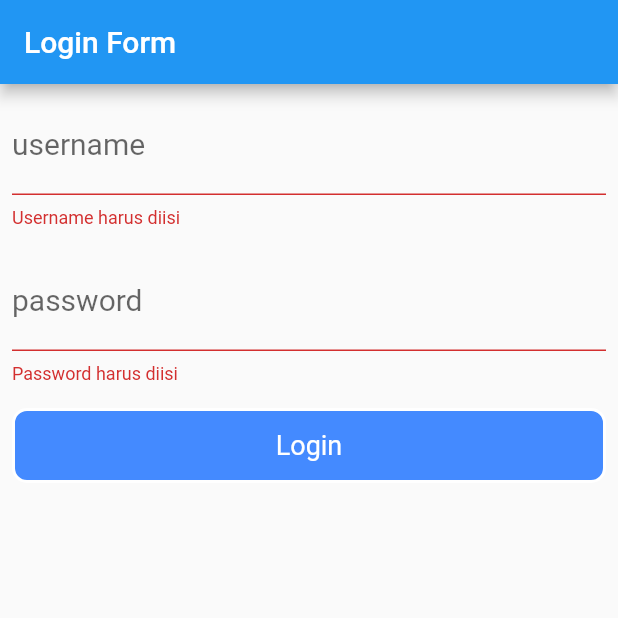
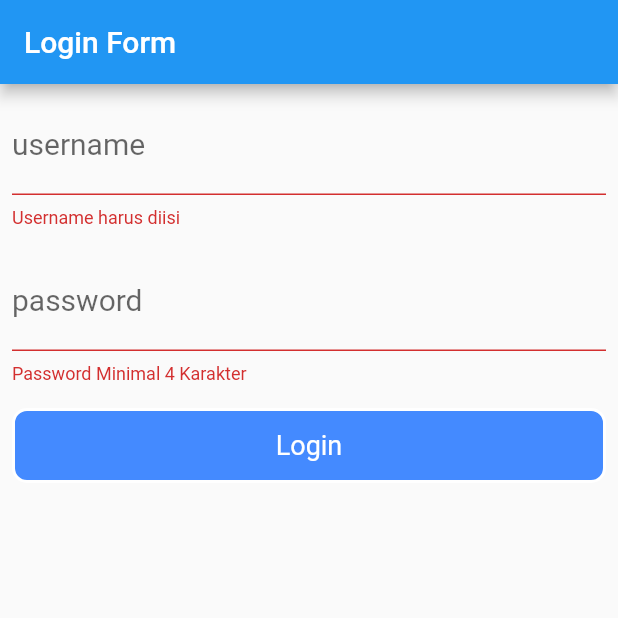
Before and after one commit to jokoss92/meetap_pertemuan3, a Flutter app: the screen it shows after launch, after a tap on "Login", on a phone screen of 412 x 824 dp, the top half of it. Run offline on Flutter 3.47's test engine with Material 2 defaults, Android fonts, the phone set to English and light mode, and no system bars; our stand-ins replace flutter_money_formatter, shared_preferences.

Commit message:
Add login validation

```diff
--- a/lib/login.dart
+++ b/lib/login.dart
@@ -1,58 +1,122 @@
 import 'package:flutter/material.dart';
+import 'home.dart';
+import 'package:shared_preferences/shared_preferences.dart';
 
 class Login extends StatefulWidget {
-  @override
+  Login({Key key}) : super(key: key);
+
   _LoginState createState() => _LoginState();
 }
 
 class _LoginState extends State<Login> {
   final formKey = GlobalKey<FormState>();
+  //snackbar
+  final GlobalKey<ScaffoldState> scaffoldKey = GlobalKey<ScaffoldState>();
+  final nameController = TextEditingController();
+  final passController = TextEditingController();
+
   String name = '';
   String pass = '';
+
   @override
   Widget build(BuildContext context) {
     return Scaffold(
+      key: scaffoldKey,
       appBar: AppBar(
         title: Text('Login Form'),
       ),
       body: Form(
         key: formKey,
         child: Column(
-          children: <Widget>[_username(context), _password(context), _buttonLogin(context)],
+          children: <Widget>[
+            _username(context),
+            _password(context),
+            _buttonLogin(context),
+          ],
         ),
       ),
     );
   }
 
-  String validatePass(String value){
-    if(value.isEmpty){
-      return 'Password harus diisi';
-    } else
-    if(value.length<4){
-      return 'Password minimal 4 karakter';
+  @override
+  void initState() {
+    super.initState();
+    _cekLogin();
+  }
+
+  Future _cekLogin() async{
+        //SHAREDPREFERENCES
+    SharedPreferences pref = await SharedPreferences.getInstance();
+    if (pref.getBool("isLogin")) {
+      Navigator.push(
+          context, MaterialPageRoute(builder: (context) => new Home()));
+    }
+  }
+
+  String validatePass(String value) {
+    if (value.length < 4) {
+      return 'Password Minimal 4 Karakter';
     }
     return null;
   }
 
-  void submit(){
-    if(formKey.currentState.validate()){
-      formKey.currentState.save();
-      print('Username : $name');
-      print('Password : $pass');
-    }
-  }
-
-  String validateUser(String value){
-    if(value.isEmpty){
+  String validateUser(String value) {
+    if (value.isEmpty) {
       return 'Username harus diisi';
     }
     return null;
+  }
+
+  void submit() async {
+    if (formKey.currentState.validate()) {
+      formKey.currentState.save();
+      print(nameController.value.text);
+
+      if (nameController.value.text == "2001") {
+        if (passController.value.text == "12345678") {
+          //SHAREDPREFERENCES
+          SharedPreferences pref = await SharedPreferences.getInstance();
+          pref.setBool("isLogin", true);
+          pref.setString("userName", nameController.value.text);
+          //pindah ke home
+          Navigator.push(
+              context, MaterialPageRoute(builder: (context) => new Home()));
+        } else {
+          //SHAREDPREFERENCES
+          SharedPreferences pref = await SharedPreferences.getInstance();
+          pref.setBool("isLogin", false);
+
+          SnackBar snackBar2 = SnackBar(
+            content: Text(
+              'Invalid Password',
+              style: TextStyle(color: Colors.white),
+            ),
+            backgroundColor: Colors.green,
+          );
+          scaffoldKey.currentState.showSnackBar(snackBar2);
+        }
+      } else {
+        //SHAREDPREFERENCES
+        SharedPreferences pref = await SharedPreferences.getInstance();
+        pref.setBool("isLogin", false);
+
+        SnackBar snackBar2 = SnackBar(
+          content: Text(
+            'Invalid User',
+            style: TextStyle(color: Colors.white),
+          ),
+          backgroundColor: Colors.green,
+        );
+        scaffoldKey.currentState.showSnackBar(snackBar2);
+      }
+    }
   }
 
   Widget _username(BuildContext context) {
     return Padding(
       padding: EdgeInsets.all(8.0),
       child: TextFormField(
+        controller: nameController,
         validator: validateUser,
         onSaved: (String value) {
           name = value;
@@ -69,6 +133,7 @@ class _LoginState extends State<Login> {
     return Padding(
       padding: EdgeInsets.all(8.0),
       child: TextFormField(
+        controller: passController,
         validator: validatePass,
         onSaved: (String value) {
           pass = value;
@@ -77,15 +142,16 @@ class _LoginState extends State<Login> {
         decoration:
             InputDecoration(hintText: 'password', labelText: 'password'),
         style: TextStyle(fontSize: 20.0, color: Colors.black),
+        obscureText: true,
       ),
     );
   }
 
-  Widget _buttonLogin (BuildContext context){
+  Widget _buttonLogin(BuildContext context) {
     return Padding(
       padding: EdgeInsets.all(8.0),
       child: new InkWell(
-        onTap: (){
+        onTap: () {
           submit();
         },
         child: new Container(
@@ -97,9 +163,10 @@ class _LoginState extends State<Login> {
             borderRadius: new BorderRadius.circular(10.0),
           ),
           child: new Center(
-            child: new Text('Login',
-            style: new TextStyle
-            (fontSize: 18.0, color: Colors.white),),
+            child: new Text(
+              'Login',
+              style: new TextStyle(fontSize: 18.0, color: Colors.white),
+            ),
           ),
         ),
       ),
--- a/lib/widget/App.dart
+++ b/lib/widget/App.dart
@@ -1,5 +1,6 @@
 import 'package:flutter/material.dart';
 import 'package:meetap_sikar/login.dart';
+
 import '../helper/config.dart' as appConfig;
 
 import './Home.dart' as widgetHome;
```
Also changed, not shown: lib/home.dart (added, +95 -0 lines), lib/logindummy.dart (added).
